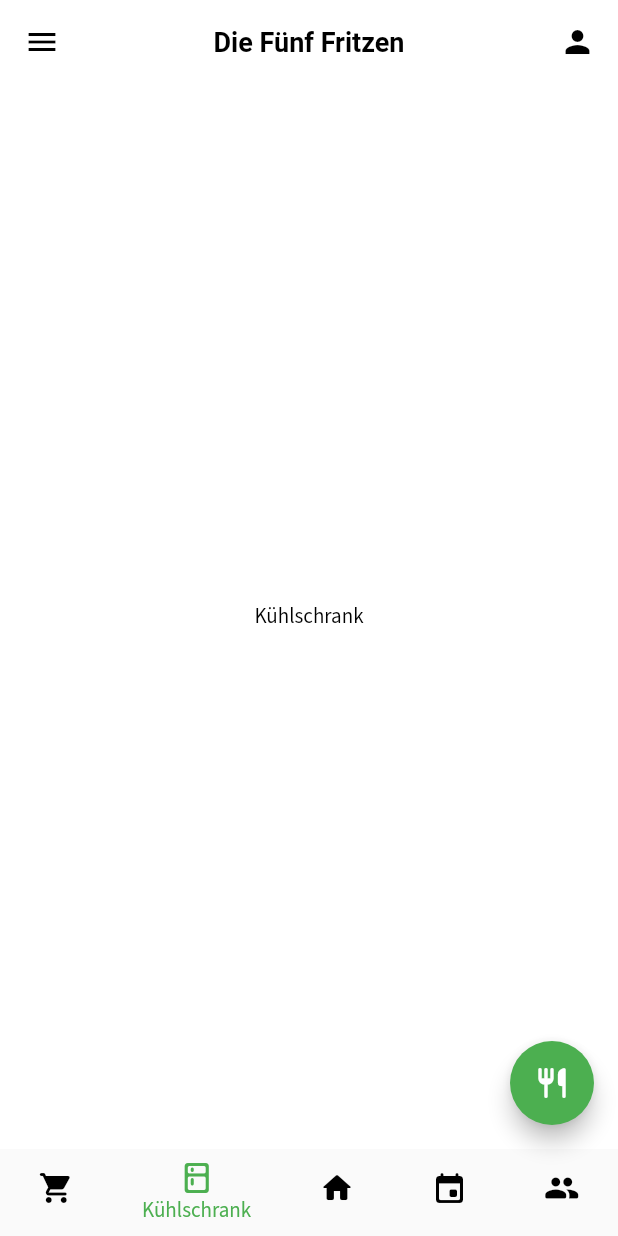
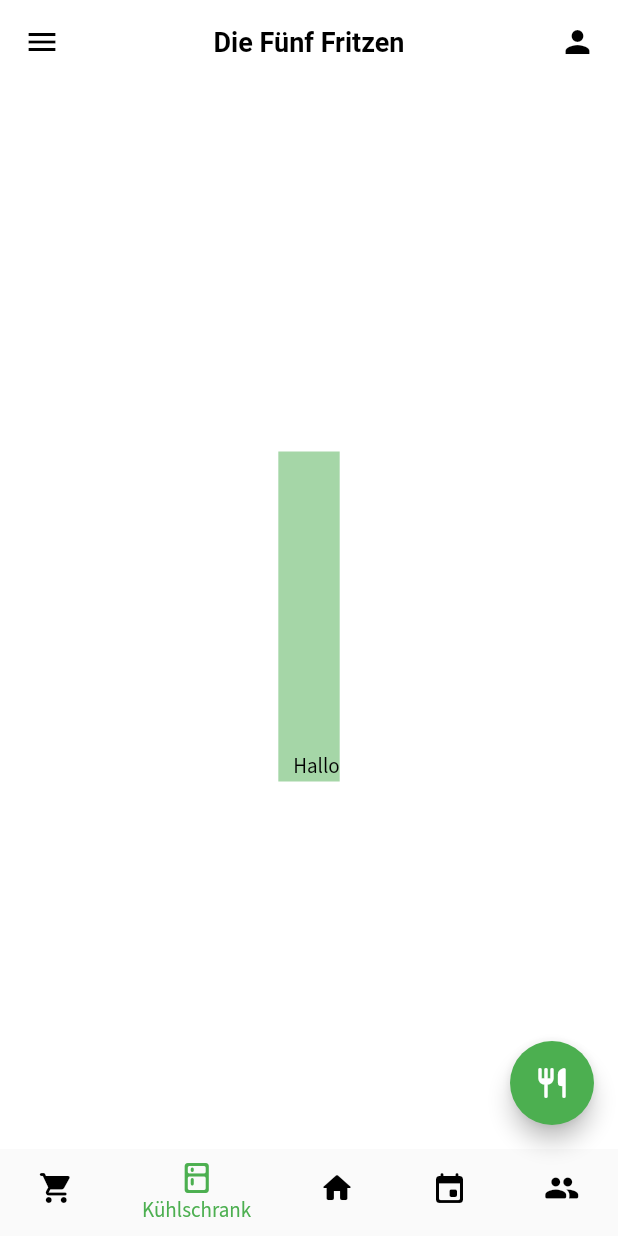
Before and after one commit to Cooljungs/Meal-Manager, a Flutter app: the screen it shows after launch, item 2 of the bottom bar chosen, on a phone screen of 412 x 824 dp. Run offline on Flutter 3.47's test engine with Material 2 defaults, Android fonts, the phone set to English and light mode, and no system bars; our stand-ins replace google_fonts.

Commit message:
Tim denkt, dass das gut ist.

```diff
--- a/lib/pageFridge.dart
+++ b/lib/pageFridge.dart
@@ -10,7 +10,11 @@ class _FridgeState extends State<Fridge> {
   Widget build(BuildContext context) {
     return Scaffold(
       body: Center(
-        child: Text("Kühlschrank"),
+        child: Container(
+          color: Colors.green[200],
+          child: Text("Hallo"),
+          padding: EdgeInsets.only(left: 10, top: 200),
+        ),
       ),
     );
   }
```
